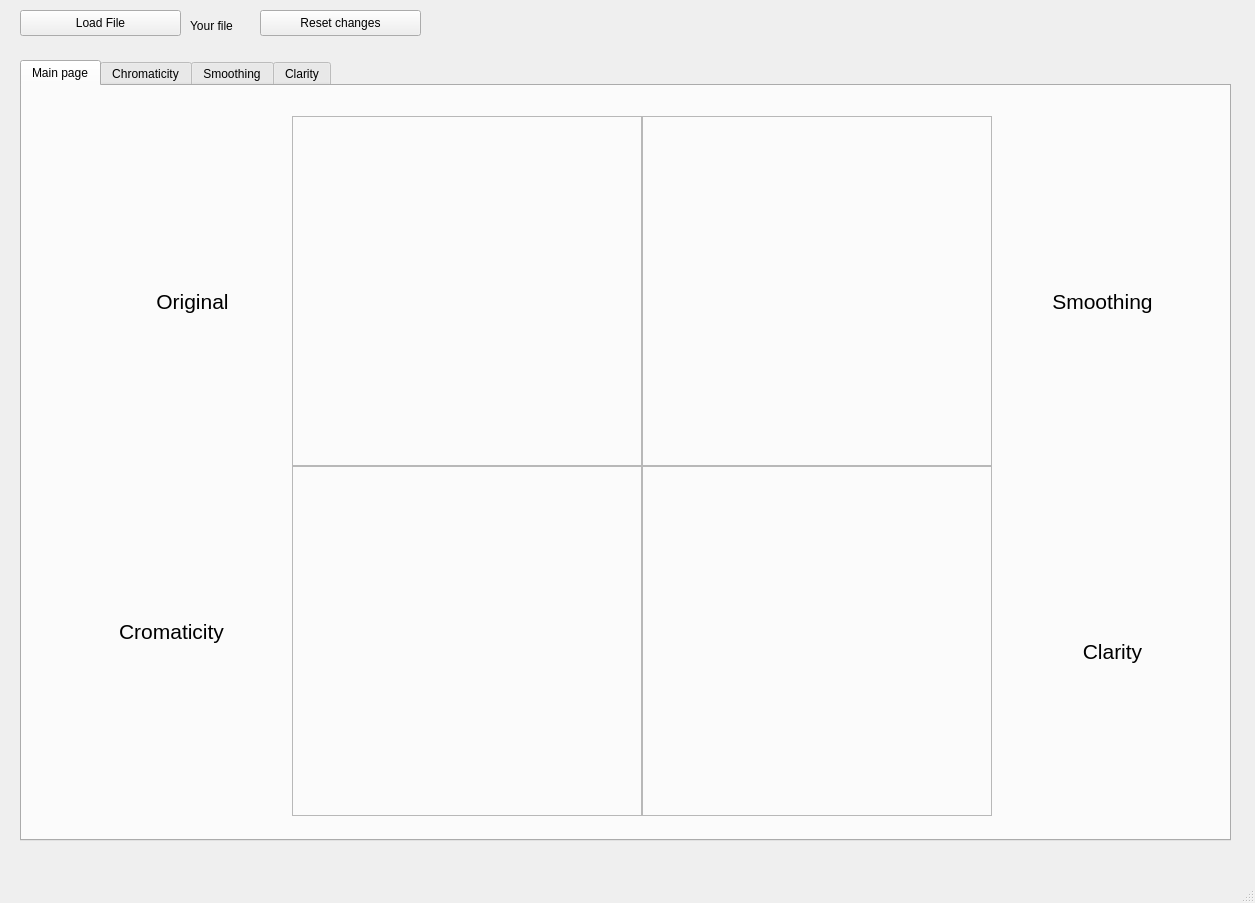
K4dZuO/CompVisionUTMN, file lab2/design_2lab.ui: the form before one commit.
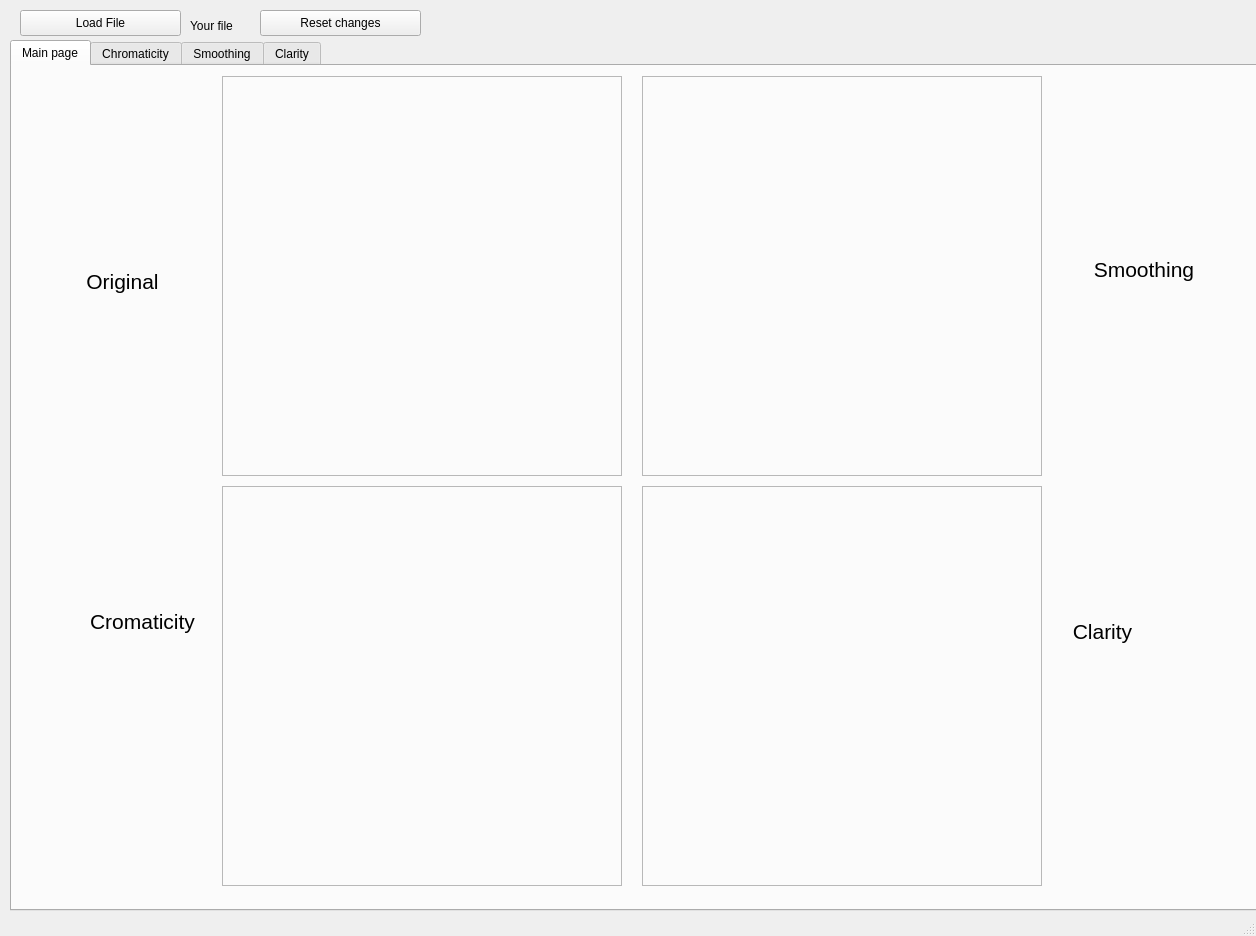
The form after the commit. The open tabs and pages were chosen to show the change. Icons and pictures are not drawn.

```diff
--- a/lab2/design_2lab.ui
+++ b/lab2/design_2lab.ui
@@ -6,8 +6,8 @@
    <rect>
     <x>0</x>
     <y>0</y>
-    <width>1255</width>
-    <height>903</height>
+    <width>1256</width>
+    <height>936</height>
    </rect>
   </property>
   <property name="sizePolicy">
@@ -52,10 +52,10 @@
    <widget class="QTabWidget" name="tabWidget">
     <property name="geometry">
      <rect>
-      <x>20</x>
-      <y>60</y>
-      <width>1211</width>
-      <height>781</height>
+      <x>10</x>
+      <y>40</y>
+      <width>1251</width>
+      <height>871</height>
      </rect>
     </property>
     <property name="sizePolicy">
@@ -74,10 +74,10 @@
      <widget class="QFrame" name="origin_img_frame">
       <property name="geometry">
        <rect>
-        <x>270</x>
-        <y>30</y>
-        <width>350</width>
-        <height>350</height>
+        <x>210</x>
+        <y>10</y>
+        <width>400</width>
+        <height>400</height>
        </rect>
       </property>
       <property name="frameShape">
@@ -90,10 +90,10 @@
      <widget class="QFrame" name="chroma_img_frame">
       <property name="geometry">
        <rect>
-        <x>270</x>
-        <y>380</y>
-        <width>350</width>
-        <height>350</height>
+        <x>210</x>
+        <y>420</y>
+        <width>400</width>
+        <height>400</height>
        </rect>
       </property>
       <property name="frameShape">
@@ -106,10 +106,10 @@
      <widget class="QFrame" name="smooth_img_frame">
       <property name="geometry">
        <rect>
-        <x>620</x>
-        <y>30</y>
-        <width>350</width>
-        <height>350</height>
+        <x>630</x>
+        <y>10</y>
+        <width>400</width>
+        <height>400</height>
        </rect>
       </property>
       <property name="frameShape">
@@ -122,10 +122,10 @@
      <widget class="QFrame" name="clarity_img_frame">
       <property name="geometry">
        <rect>
-        <x>620</x>
-        <y>380</y>
-        <width>350</width>
-        <height>350</height>
+        <x>630</x>
+        <y>420</y>
+        <width>400</width>
+        <height>400</height>
        </rect>
       </property>
       <property name="frameShape">
@@ -138,7 +138,7 @@
      <widget class="QLabel" name="label1">
       <property name="geometry">
        <rect>
-        <x>110</x>
+        <x>50</x>
         <y>190</y>
         <width>121</width>
         <height>51</height>
@@ -159,8 +159,8 @@
      <widget class="QLabel" name="label2">
       <property name="geometry">
        <rect>
-        <x>89</x>
-        <y>520</y>
+        <x>70</x>
+        <y>530</y>
         <width>121</width>
         <height>51</height>
        </rect>
@@ -180,10 +180,10 @@
      <widget class="QLabel" name="label3">
       <property name="geometry">
        <rect>
-        <x>1020</x>
+        <x>1080</x>
         <y>190</y>
-        <width>121</width>
-        <height>51</height>
+        <width>104</width>
+        <height>26</height>
        </rect>
       </property>
       <property name="font">
```
Left out of the diff: 45 changed lines with no effect on the pictures.
